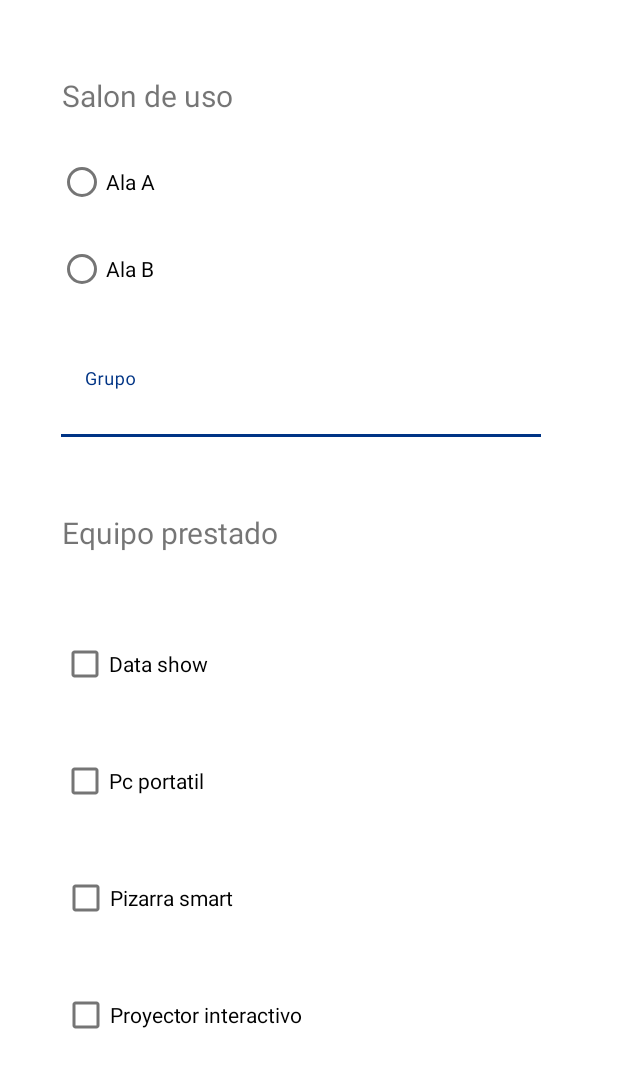
After one commit to Sjeffmichael/Control_de_servicios_Oficina_de_medios_audiovisuales, an Android app: the NuevosActivity screen opened directly, with no data from a screen before it, on a phone screen of 412 x 824 dp. The commit adds this screen. Shown: the top 1068 px of the screen. Run offline under Robolectric (Android 15) with nearby library versions, the light colour scheme and no system bars.

Commit message:
nuevos formularios

```diff
--- /dev/null
+++ b/app/src/main/java/com/example/controldeservicios_oficinademediosaudiovisuales/NuevosActivity.kt
@@ -0,0 +1,13 @@
+package com.example.controldeservicios_oficinademediosaudiovisuales
+
+import androidx.appcompat.app.AppCompatActivity
+import android.os.Bundle
+
+class NuevosActivity : AppCompatActivity() {
+    override fun onCreate(savedInstanceState: Bundle?) {
+        super.onCreate(savedInstanceState)
+        setContentView(R.layout.activity_nuevo_registro)
+
+    }
+
+}
--- /dev/null
+++ b/app/src/main/res/layout/activity_entregados.xml
@@ -0,0 +1,6 @@
+<?xml version="1.0" encoding="utf-8"?>
+<androidx.constraintlayout.widget.ConstraintLayout
+    xmlns:android="http://schemas.android.com/apk/res/android" android:layout_width="match_parent"
+    android:layout_height="match_parent">
+
+</androidx.constraintlayout.widget.ConstraintLayout>
--- /dev/null
+++ b/app/src/main/res/layout/activity_nuevo_registro.xml
@@ -0,0 +1,139 @@
+<?xml version="1.0" encoding="utf-8"?>
+<ScrollView xmlns:android="http://schemas.android.com/apk/res/android"
+    xmlns:app="http://schemas.android.com/apk/res-auto"
+    xmlns:tools="http://schemas.android.com/tools"
+    android:layout_width="match_parent"
+    android:layout_height="wrap_content">
+
+    <androidx.constraintlayout.widget.ConstraintLayout
+        android:layout_width="match_parent"
+        android:layout_height="wrap_content"
+        tools:context=".NuevosActivity">
+
+        <TextView
+            android:id="@+id/textView2"
+            android:layout_width="wrap_content"
+            android:layout_height="wrap_content"
+            android:layout_marginStart="40dp"
+            android:layout_marginTop="50dp"
+            android:layout_marginEnd="256dp"
+            android:text="Salon de uso"
+            android:textSize="20dp"
+            app:layout_constraintEnd_toEndOf="parent"
+            app:layout_constraintStart_toStartOf="parent"
+            app:layout_constraintTop_toTopOf="parent" />
+
+        <RadioGroup
+            android:id="@+id/radioGroup"
+            android:layout_width="301dp"
+            android:layout_height="128dp"
+            android:layout_marginStart="40dp"
+            android:layout_marginTop="10dp"
+            android:layout_marginEnd="73dp"
+            app:layout_constraintEnd_toEndOf="parent"
+            app:layout_constraintStart_toStartOf="parent"
+            app:layout_constraintTop_toBottomOf="@+id/textView2"
+            tools:ignore="MissingConstraints">
+
+            <RadioButton
+                android:id="@+id/AlaA"
+                android:layout_width="100dp"
+                android:layout_height="wrap_content"
+                android:layout_marginStart="0dp"
+                android:layout_marginTop="10dp"
+                android:text="Ala A" />
+
+            <RadioButton
+                android:id="@+id/AlaB"
+                android:layout_width="100dp"
+                android:layout_height="wrap_content"
+                android:layout_marginStart="0dp"
+                android:layout_marginTop="10dp"
+                android:text="Ala B" />
+
+        </RadioGroup>
+
+        <TextView
+            android:id="@+id/textView8"
+            android:layout_width="wrap_content"
+            android:layout_height="wrap_content"
+            android:layout_marginStart="40dp"
+            android:layout_marginTop="50dp"
+            android:layout_marginEnd="225dp"
+            android:text="Equipo prestado"
+            android:textSize="20dp"
+            app:layout_constraintEnd_toEndOf="parent"
+            app:layout_constraintStart_toStartOf="parent"
+            app:layout_constraintTop_toBottomOf="@+id/textView7" />
+
+
+        <com.google.android.material.textfield.TextInputLayout
+            android:id="@+id/textView7"
+            android:layout_width="320dp"
+            android:layout_height="56dp"
+            android:layout_marginStart="40dp"
+            android:layout_marginTop="20dp"
+            android:layout_marginEnd="51dp"
+            app:boxBackgroundColor="#FFFFFF"
+            app:layout_constraintEnd_toEndOf="parent"
+            app:layout_constraintStart_toStartOf="parent"
+            app:layout_constraintTop_toBottomOf="@+id/radioGroup">
+
+            <com.google.android.material.textfield.TextInputEditText
+                android:layout_width="match_parent"
+                android:layout_height="match_parent"
+                android:hint="Grupo" />
+        </com.google.android.material.textfield.TextInputLayout>
+
+        <CheckBox
+            android:id="@+id/checkBox"
+            android:layout_width="wrap_content"
+            android:layout_height="wrap_content"
+            android:layout_marginStart="40dp"
+            android:layout_marginTop="50dp"
+            android:layout_marginEnd="273dp"
+            android:text="Data show"
+            app:layout_constraintEnd_toEndOf="parent"
+            app:layout_constraintStart_toStartOf="parent"
+            app:layout_constraintTop_toBottomOf="@+id/textView8" />
+
+        <CheckBox
+            android:id="@+id/checkBox2"
+            android:layout_width="wrap_content"
+            android:layout_height="wrap_content"
+            android:layout_marginStart="40dp"
+            android:layout_marginTop="30dp"
+            android:layout_marginEnd="209dp"
+            android:layout_marginBottom="40dp"
+            android:text="Proyector interactivo"
+            app:layout_constraintBottom_toBottomOf="parent"
+            app:layout_constraintEnd_toEndOf="parent"
+            app:layout_constraintStart_toStartOf="parent"
+            app:layout_constraintTop_toBottomOf="@+id/checkBox4" />
+
+        <CheckBox
+            android:id="@+id/checkBox4"
+            android:layout_width="wrap_content"
+            android:layout_height="wrap_content"
+            android:layout_marginStart="40dp"
+            android:layout_marginTop="30dp"
+            android:layout_marginEnd="255dp"
+            android:text="Pizarra smart"
+            app:layout_constraintEnd_toEndOf="parent"
+            app:layout_constraintStart_toStartOf="parent"
+            app:layout_constraintTop_toBottomOf="@+id/checkBox3" />
+
+        <CheckBox
+            android:id="@+id/checkBox3"
+            android:layout_width="wrap_content"
+            android:layout_height="wrap_content"
+            android:layout_marginStart="40dp"
+            android:layout_marginTop="30dp"
+            android:layout_marginEnd="275dp"
+            android:text="Pc portatil"
+            app:layout_constraintEnd_toEndOf="parent"
+            app:layout_constraintStart_toStartOf="parent"
+            app:layout_constraintTop_toBottomOf="@+id/checkBox" />
+
+    </androidx.constraintlayout.widget.ConstraintLayout>
+</ScrollView>
--- /dev/null
+++ b/app/src/main/res/layout/activity_registros_espera.xml
@@ -0,0 +1,6 @@
+<?xml version="1.0" encoding="utf-8"?>
+<androidx.constraintlayout.widget.ConstraintLayout
+    xmlns:android="http://schemas.android.com/apk/res/android" android:layout_width="match_parent"
+    android:layout_height="match_parent">
+
+</androidx.constraintlayout.widget.ConstraintLayout>
```
Also changed, not shown: app/src/main/AndroidManifest.xml (+11 -0 lines), app/src/main/java/com/example/controldeservicios_oficinademediosaudiovisuales/EntregadosActivity.kt (added, +11 -0 lines), app/src/main/java/com/example/controldeservicios_oficinademediosaudiovisuales/EsperaActivity.kt (added, +11 -0 lines), app/src/main/java/com/example/controldeservicios_oficinademediosaudiovisuales/LoginActivity.kt (+8 -0 lines), app/src/main/java/com/example/controldeservicios_oficinademediosaudiovisuales/PrincipalActivity.kt (added, +28 -0 lines), app/src/main/res/layout/activity_login.xml (+27 -15 lines), app/src/main/res/layout/activity_principal.xml (added, +99 -0 lines), app/src/main/res/layout/activity_registrarse.xml (+22 -10 lines).
